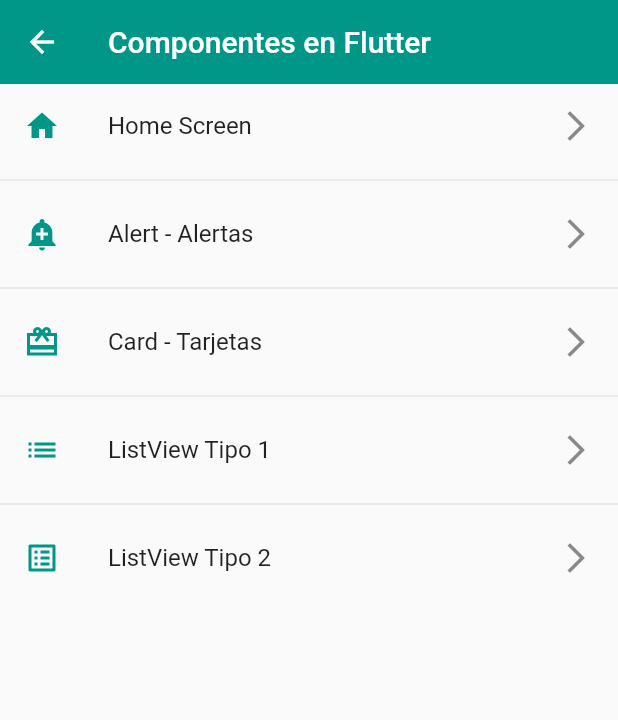
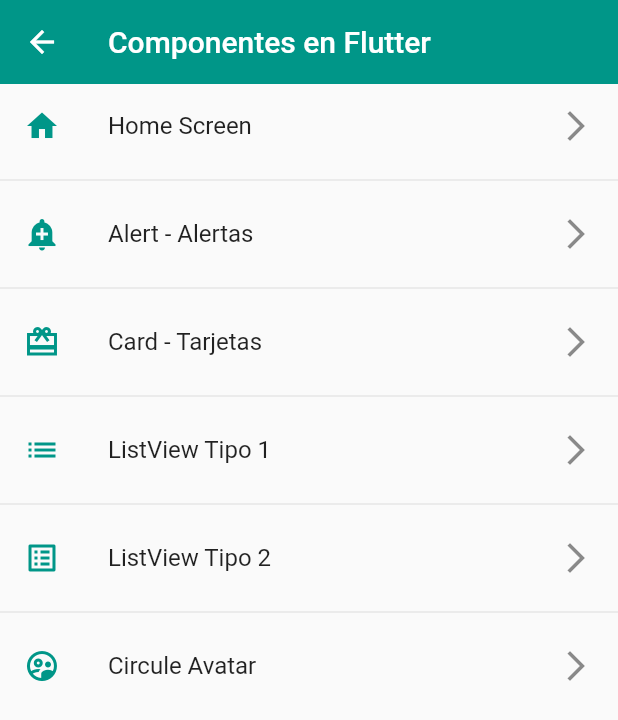
Before and after one commit to VictorAlas92/fl_component, a Flutter app: the screen it shows after launch, on a phone screen of 412 x 824 dp. Shown: the top 720 px of the screen. Run offline on Flutter 3.47's test engine with Material 2 defaults, Android fonts, the phone set to English and light mode, and no system bars.

Commit message:
84.widget Cicule Avatar- se agrega un nuevo componente al listado y se anexa a screens.dart para exportarlo, se reorganiza el app_theam.dart para que sea mas claro leerlo, se agrega asset de stan lee y se utiliza para hacer una practica de circule avatar

```diff
--- a/lib/ui/screens/router/app_routes.dart
+++ b/lib/ui/screens/router/app_routes.dart
@@ -30,7 +30,12 @@ class AppRoutes {
         route: '/listview2',
         name: 'ListView Tipo 2',
         screen: const ListView2Screen(),
-        icon: Icons.list_alt)
+        icon: Icons.list_alt),
+    MenuOption(
+        route: '/avatar',
+        name: 'Circule Avatar',
+        screen: const AvatarScreen(),
+        icon: Icons.supervised_user_circle_outlined)
   ];
 
   static Map<String, Widget Function(BuildContext)> getAppRoutes() {
--- a/lib/ui/screens/router/screens.dart
+++ b/lib/ui/screens/router/screens.dart
@@ -1,4 +1,5 @@
 export 'package:fl_components/ui/screens/alert_screen.dart';
+export 'package:fl_components/ui/screens/avatar_screen.dart';
 export 'package:fl_components/ui/screens/card_screen.dart';
 export 'package:fl_components/ui/screens/home_screen.dart';
 export 'package:fl_components/ui/screens/listview1_screen.dart';
--- a/lib/ui/theme/app_theme.dart
+++ b/lib/ui/theme/app_theme.dart
@@ -3,35 +3,40 @@ import 'package:flutter/material.dart';
 class AppTheme {
   static const Color primary = Colors.teal;
 
+//**   creacion de lightTheme **//
   static final ThemeData lightTheme = ThemeData.light().copyWith(
-      // Color primario
-      primaryColor: Colors.indigo,
-      // appBar Theme
+    //** Color primario
+    primaryColor: primary,
+    //** appBar Theme
     appBarTheme: const AppBarTheme(
       color: primary,
       elevation: 0,
     ),
-      // TextButton Theme
+    //** TextButton Theme
     textButtonTheme: TextButtonThemeData(
       style: TextButton.styleFrom(foregroundColor: primary),
     ),
 
-// floatingActionBotton
+    //** floatingActionBotton
     floatingActionButtonTheme: const FloatingActionButtonThemeData(
       backgroundColor: primary,
       elevation: 0.2,
     ),
+
+    //** elevatedButtonTheme
     elevatedButtonTheme: ElevatedButtonThemeData(
       style: ElevatedButton.styleFrom(
           backgroundColor: primary,
           shape: const StadiumBorder(),
           elevation: 0.2),
-      ));
+    ),
+  );
 
+//**   creacion de darkTheme **//
   static final ThemeData darkTheme = ThemeData.dark().copyWith(
-    // Color primario
+    //** Color primario
     primaryColor: Colors.indigo,
-    // appBar Theme
+    //** appBar Theme
     appBarTheme: const AppBarTheme(
       color: primary,
       elevation: 0,
```
Also changed, not shown: lib/ui/screens/avatar_screen.dart (added, +29 -0 lines), assets/img/stan_lee..JPG (added). Lines whose indentation alone changed are shown as unchanged.
